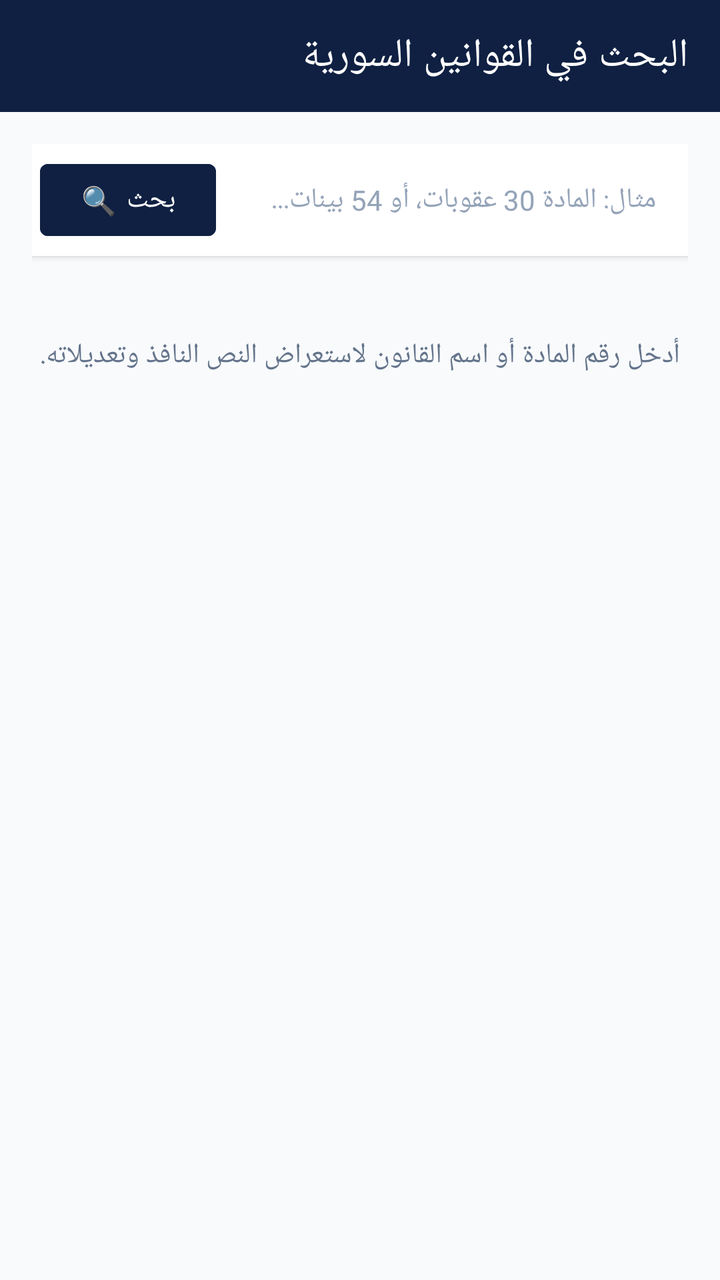
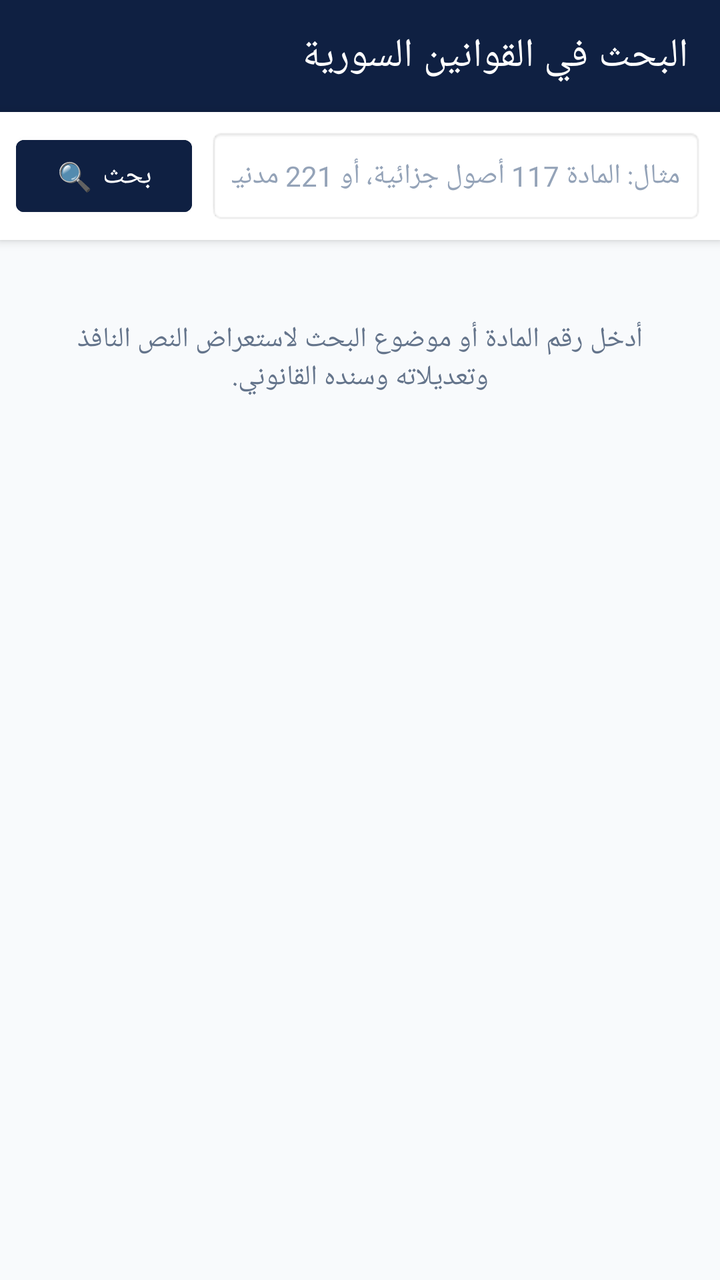

Before-and-after screenshots of an Android layout around one commit, followed by the original layout XML and the change that was made.
<!-- AndroidManifest.xml: application theme Theme.AlMustashar -->
<!-- res/layout/activity_search.xml -->
<?xml version="1.0" encoding="utf-8"?>
<LinearLayout
    xmlns:android="http://schemas.android.com/apk/res/android"
    xmlns:app="http://schemas.android.com/apk/res-auto"
    android:layout_width="match_parent"
    android:layout_height="match_parent"
    android:orientation="vertical"
    android:background="#F8FAFC"
    android:layoutDirection="rtl">

    
    <androidx.appcompat.widget.Toolbar
        android:id="@+id/searchToolbar"
        android:layout_width="match_parent"
        android:layout_height="?attr/actionBarSize"
        android:background="#0F2042"
        app:title="البحث في القوانين السورية"
        app:titleTextColor="#FFFFFF" />

    <LinearLayout
        android:layout_width="match_parent"
        android:layout_height="match_parent"
        android:orientation="vertical"
        android:padding="16dp">

        
        <LinearLayout
            android:layout_width="match_parent"
            android:layout_height="wrap_content"
            android:orientation="horizontal"
            android:background="#FFFFFF"
            android:padding="4dp"
            android:elevation="2dp">

            <EditText
                android:id="@+id/etSearch"
                android:layout_width="0dp"
                android:layout_height="48dp"
                android:layout_weight="1"
                android:background="@null"
                android:hint="مثال: المادة 30 عقوبات، أو 54 بينات..."
                android:paddingHorizontal="12dp"
                android:textColor="#0F2042"
                android:textColorHint="#94A3B8"
                android:textSize="14sp"
                android:imeOptions="actionSearch"
                android:inputType="text" />

            <Button
                android:id="@+id/btnDoSearch"
                android:layout_width="wrap_content"
                android:layout_height="48dp"
                android:backgroundTint="#0F2042"
                android:text="بحث 🔍"
                android:textColor="#FFFFFF" />
        </LinearLayout>

        
        <ProgressBar
            android:id="@+id/searchProgressBar"
            android:layout_width="wrap_content"
            android:layout_height="wrap_content"
            android:layout_gravity="center"
            android:layout_marginTop="20dp"
            android:visibility="gone" />

        
        <TextView
            android:id="@+id/tvEmpty"
            android:layout_width="match_parent"
            android:layout_height="wrap_content"
            android:layout_marginTop="40dp"
            android:gravity="center"
            android:text="أدخل رقم المادة أو اسم القانون لاستعراض النص النافذ وتعديلاته."
            android:textColor="#64748B"
            android:textSize="14sp" />

        
        <ScrollView
            android:id="@+id/scrollResults"
            android:layout_width="match_parent"
            android:layout_height="0dp"
            android:layout_weight="1"
            android:layout_marginTop="12dp"
            android:visibility="gone">

            <LinearLayout
                android:layout_width="match_parent"
                android:layout_height="wrap_content"
                android:orientation="vertical">

                <androidx.cardview.widget.CardView
                    android:layout_width="match_parent"
                    android:layout_height="wrap_content"
                    app:cardCornerRadius="10dp"
                    app:cardElevation="2dp"
                    app:cardBackgroundColor="#FFFFFF"
                    android:layout_marginBottom="12dp">

                    <TextView
                        android:id="@+id/tvSearchResult"
                        android:layout_width="match_parent"
                        android:layout_height="wrap_content"
                        android:padding="16dp"
                        android:textColor="#1E293B"
                        android:textSize="14sp"
                        android:lineSpacingExtra="5dp"
                        android:textIsSelectable="true" />
                </androidx.cardview.widget.CardView>

                
                <LinearLayout
                    android:id="@+id/searchActions"
                    android:layout_width="match_parent"
                    android:layout_height="wrap_content"
                    android:orientation="horizontal"
                    android:gravity="center">

                    <Button
                        android:id="@+id/btnCopyArticle"
                        android:layout_width="0dp"
                        android:layout_height="44dp"
                        android:layout_weight="1"
                        android:layout_marginEnd="6dp"
                        android:backgroundTint="#1E40AF"
                        android:text="📋 نسخ المادة"
                        android:textColor="#FFFFFF" />

                    <Button
                        android:id="@+id/btnShareArticle"
                        android:layout_width="0dp"
                        android:layout_height="44dp"
                        android:layout_weight="1"
                        android:backgroundTint="#D97706"
                        android:text="📤 مشاركة"
                        android:textColor="#FFFFFF" />
                </LinearLayout>

            </LinearLayout>
        </ScrollView>

    </LinearLayout>
</LinearLayout>
<!-- resources referenced by this layout -->
<resources>
  <style name="Theme.AlMustashar" parent="Theme.MaterialComponents.DayNight.NoActionBar">
          
          <item name="colorPrimary">@color/primary</item>
          <item name="colorPrimaryVariant">@color/primary_dark</item>
          <item name="colorOnPrimary">@color/text_on_primary</item>
  
          
          <item name="colorSecondary">@color/accent</item>
          <item name="colorSecondaryVariant">@color/accent_dark</item>
          <item name="colorOnSecondary">@color/text_primary</item>
  
          
          <item name="android:colorBackground">@color/background</item>
          <item name="colorSurface">@color/surface</item>
          <item name="colorOnSurface">@color/text_primary</item>
  
          
          <item name="colorError">@color/error</item>
          <item name="colorOnError">@color/text_on_primary</item>
  
          
          <item name="android:statusBarColor">@color/primary_dark</item>
          <item name="android:windowLightStatusBar">false</item>
  
          
          <item name="android:navigationBarColor">@color/primary_dark</item>
  
          
          <item name="android:textColorPrimary">@color/text_primary</item>
          <item name="android:textColorSecondary">@color/text_secondary</item>
          <item name="android:textColorHint">@color/text_hint</item>
  
          
          <item name="android:fontFamily">sans-serif</item>
          <item name="fontFamily">sans-serif</item>
      </style>
  <color name="primary">#1A237E</color>
  <color name="primary_dark">#0D1442</color>
  <color name="text_on_primary">#FFFFFF</color>
  <color name="accent">#FFB800</color>
  <color name="accent_dark">#C68A00</color>
  <color name="text_primary">#212121</color>
  <color name="background">#F5F5F5</color>
  <color name="surface">#FFFFFF</color>
  <color name="error">#F44336</color>
  <color name="text_secondary">#757575</color>
  <color name="text_hint">#BDBDBD</color>
</resources>

<!-- the commit's change to res/layout/activity_search.xml (unified diff, before → after) -->
@@ -1,6 +1,5 @@
 <?xml version="1.0" encoding="utf-8"?>
-<LinearLayout
-    xmlns:android="http://schemas.android.com/apk/res/android"
+<LinearLayout xmlns:android="http://schemas.android.com/apk/res/android"
     xmlns:app="http://schemas.android.com/apk/res-auto"
     android:layout_width="match_parent"
     android:layout_height="match_parent"
@@ -17,127 +16,125 @@
         app:title="البحث في القوانين السورية"
         app:titleTextColor="#FFFFFF" />
 
+    
     <LinearLayout
         android:layout_width="match_parent"
-        android:layout_height="match_parent"
-        android:orientation="vertical"
-        android:padding="16dp">
+        android:layout_height="wrap_content"
+        android:orientation="horizontal"
+        android:background="#FFFFFF"
+        android:padding="8dp"
+        android:elevation="3dp">
 
-        
+        <EditText
+            android:id="@+id/etSearch"
+            android:layout_width="0dp"
+            android:layout_height="48dp"
+            android:layout_weight="1"
+            android:background="@android:drawable/editbox_background_normal"
+            android:hint="مثال: المادة 117 أصول جزائية، أو 221 مدنية..."
+            android:paddingHorizontal="12dp"
+            android:textColor="#0F2042"
+            android:textColorHint="#94A3B8"
+            android:textSize="14sp"
+            android:imeOptions="actionSearch"
+            android:inputType="text" />
+
+        <Button
+            android:id="@+id/btnDoSearch"
+            android:layout_width="wrap_content"
+            android:layout_height="48dp"
+            android:layout_marginStart="8dp"
+            android:backgroundTint="#0F2042"
+            android:text="بحث 🔍"
+            android:textColor="#FFFFFF" />
+    </LinearLayout>
+
+    
+    <ProgressBar
+        android:id="@+id/searchProgressBar"
+        android:layout_width="wrap_content"
+        android:layout_height="wrap_content"
+        android:layout_gravity="center"
+        android:layout_marginTop="20dp"
+        android:visibility="gone" />
+
+    
+    <TextView
+        android:id="@+id/tvEmpty"
+        android:layout_width="match_parent"
+        android:layout_height="wrap_content"
+        android:layout_marginTop="40dp"
+        android:gravity="center"
+        android:paddingHorizontal="24dp"
+        android:text="أدخل رقم المادة أو موضوع البحث لاستعراض النص النافذ وتعديلاته وسنده القانوني."
+        android:textColor="#64748B"
+        android:textSize="14sp" />
+
+    
+    <androidx.core.widget.NestedScrollView
+        android:id="@+id/scrollResults"
+        android:layout_width="match_parent"
+        android:layout_height="0dp"
+        android:layout_weight="1"
+        android:fillViewport="true"
+        android:padding="12dp"
+        android:visibility="gone">
+
         <LinearLayout
             android:layout_width="match_parent"
             android:layout_height="wrap_content"
-            android:orientation="horizontal"
-            android:background="#FFFFFF"
-            android:padding="4dp"
-            android:elevation="2dp">
+            android:orientation="vertical">
 
-            <EditText
-                android:id="@+id/etSearch"
-                android:layout_width="0dp"
-                android:layout_height="48dp"
-                android:layout_weight="1"
-                android:background="@null"
-                android:hint="مثال: المادة 30 عقوبات، أو 54 بينات..."
-                android:paddingHorizontal="12dp"
-                android:textColor="#0F2042"
-                android:textColorHint="#94A3B8"
-                android:textSize="14sp"
-                android:imeOptions="actionSearch"
-                android:inputType="text" />
-
-            <Button
-                android:id="@+id/btnDoSearch"
-                android:layout_width="wrap_content"
-                android:layout_height="48dp"
-                android:backgroundTint="#0F2042"
-                android:text="بحث 🔍"
-                android:textColor="#FFFFFF" />
-        </LinearLayout>
-
-        
-        <ProgressBar
-            android:id="@+id/searchProgressBar"
-            android:layout_width="wrap_content"
-            android:layout_height="wrap_content"
-            android:layout_gravity="center"
-            android:layout_marginTop="20dp"
-            android:visibility="gone" />
-
-        
-        <TextView
-            android:id="@+id/tvEmpty"
-            android:layout_width="match_parent"
-            android:layout_height="wrap_content"
-            android:layout_marginTop="40dp"
-            android:gravity="center"
-            android:text="أدخل رقم المادة أو اسم القانون لاستعراض النص النافذ وتعديلاته."
-            android:textColor="#64748B"
-            android:textSize="14sp" />
-
-        
-        <ScrollView
-            android:id="@+id/scrollResults"
-            android:layout_width="match_parent"
-            android:layout_height="0dp"
-            android:layout_weight="1"
-            android:layout_marginTop="12dp"
-            android:visibility="gone">
-
-            <LinearLayout
+            <androidx.cardview.widget.CardView
                 android:layout_width="match_parent"
                 android:layout_height="wrap_content"
-                android:orientation="vertical">
+                app:cardCornerRadius="12dp"
+                app:cardElevation="2dp"
+                app:cardBackgroundColor="#FFFFFF"
+                android:layout_marginBottom="12dp">
 
-                <androidx.cardview.widget.CardView
+                <TextView
+                    android:id="@+id/tvSearchResult"
                     android:layout_width="match_parent"
                     android:layout_height="wrap_content"
-                    app:cardCornerRadius="10dp"
-                    app:cardElevation="2dp"
-                    app:cardBackgroundColor="#FFFFFF"
-                    android:layout_marginBottom="12dp">
+                    android:padding="16dp"
+                    android:textColor="#1E293B"
+                    android:textSize="15sp"
+                    android:lineSpacingExtra="6dp"
+                    android:textIsSelectable="true" />
+            </androidx.cardview.widget.CardView>
+        </LinearLayout>
+    </androidx.core.widget.NestedScrollView>
 
-                    <TextView
-                        android:id="@+id/tvSearchResult"
-                        android:layout_width="match_parent"
-                        android:layout_height="wrap_content"
-                        android:padding="16dp"
-                        android:textColor="#1E293B"
-                        android:textSize="14sp"
-                        android:lineSpacingExtra="5dp"
-                        android:textIsSelectable="true" />
-                </androidx.cardview.widget.CardView>
+    
+    <LinearLayout
+        android:id="@+id/searchActions"
+        android:layout_width="match_parent"
+        android:layout_height="wrap_content"
+        android:orientation="horizontal"
+        android:background="#FFFFFF"
+        android:elevation="8dp"
+        android:padding="12dp"
+        android:visibility="gone">
 
-                
-                <LinearLayout
-                    android:id="@+id/searchActions"
-                    android:layout_width="match_parent"
-                    android:layout_height="wrap_content"
-                    android:orientation="horizontal"
-                    android:gravity="center">
+        <Button
+            android:id="@+id/btnCopyArticle"
+            android:layout_width="0dp"
+            android:layout_height="46dp"
+            android:layout_weight="1"
+            android:layout_marginEnd="6dp"
+            android:backgroundTint="#0F2042"
+            android:text="📋 نسخ المادة"
+            android:textColor="#FFFFFF" />
 
-                    <Button
-                        android:id="@+id/btnCopyArticle"
-                        android:layout_width="0dp"
-                        android:layout_height="44dp"
-                        android:layout_weight="1"
-                        android:layout_marginEnd="6dp"
-                        android:backgroundTint="#1E40AF"
-                        android:text="📋 نسخ المادة"
-                        android:textColor="#FFFFFF" />
+        <Button
+            android:id="@+id/btnShareArticle"
+            android:layout_width="0dp"
+            android:layout_height="46dp"
+            android:layout_weight="1"
+            android:backgroundTint="#D97706"
+            android:text="📤 مشاركة"
+            android:textColor="#FFFFFF" />
+    </LinearLayout>
 
-                    <Button
-                        android:id="@+id/btnShareArticle"
-                        android:layout_width="0dp"
-                        android:layout_height="44dp"
-                        android:layout_weight="1"
-                        android:backgroundTint="#D97706"
-                        android:text="📤 مشاركة"
-                        android:textColor="#FFFFFF" />
-                </LinearLayout>
-
-            </LinearLayout>
-        </ScrollView>
-
-    </LinearLayout>
 </LinearLayout>
